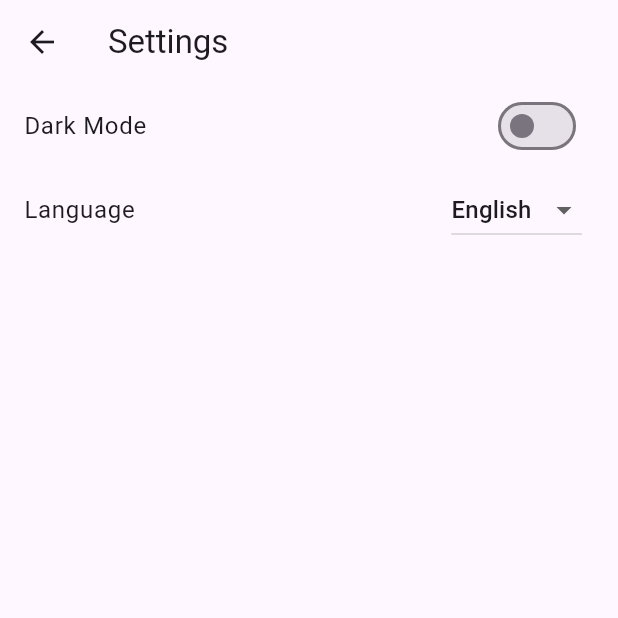
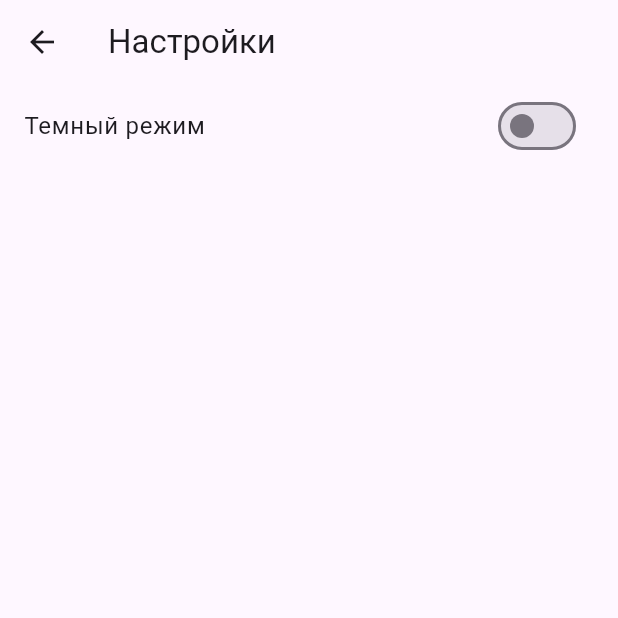
Before and after one commit to dench1k1ng/gays_project, a Flutter app: the screen it shows after launch, item 2 of the bottom bar chosen, on a phone screen of 412 x 824 dp, the top half of it. Run offline on Flutter 3.47's test engine with Material 3 defaults, Android fonts, the phone set to English and light mode, and no system bars; our stand-ins replace audioplayers, dio, flutter_svg, shared_preferences; network calls fail.

Commit message:
add some changes

```diff
--- a/lib/screens/settings_screen.dart
+++ b/lib/screens/settings_screen.dart
@@ -10,11 +10,11 @@ class SettingsScreen extends StatelessWidget {
     return Scaffold(
       appBar: AppBar(
           title: const Text(
-              "Settings")), // This will be shown only when navigating
+              "Настройки")), // This will be shown only when navigating
       body: Column(
         children: [
           ListTile(
-            title: const Text("Dark Mode"),
+            title: const Text("Темный режим"),
             trailing: Switch(
               value: settings.themeMode == ThemeMode.dark,
               onChanged: (value) {
@@ -22,21 +22,21 @@ class SettingsScreen extends StatelessWidget {
               },
             ),
           ),
-          ListTile(
-            title: const Text("Language"),
-            trailing: DropdownButton<String>(
-              value: settings.locale.languageCode,
-              onChanged: (String? newLanguage) {
-                if (newLanguage != null) {
-                  settings.changeLanguage(newLanguage);
-                }
-              },
-              items: const [
-                DropdownMenuItem(value: "en", child: Text("English")),
-                DropdownMenuItem(value: "ru", child: Text("Русский")),
-              ],
-            ),
-          ),
+          // ListTile(
+          //   title: const Text("Language"),
+          //   trailing: DropdownButton<String>(
+          //     value: settings.locale.languageCode,
+          //     onChanged: (String? newLanguage) {
+          //       if (newLanguage != null) {
+          //         settings.changeLanguage(newLanguage);
+          //       }
+          //     },
+          //     items: const [
+          //       DropdownMenuItem(value: "en", child: Text("English")),
+          //       DropdownMenuItem(value: "ru", child: Text("Русский")),
+          //     ],
+          //   ),
+          // ),
         ],
       ),
     );
```
Also changed, not shown: lib/screens/home_screen.dart (+6 -6 lines), 4 other files.
